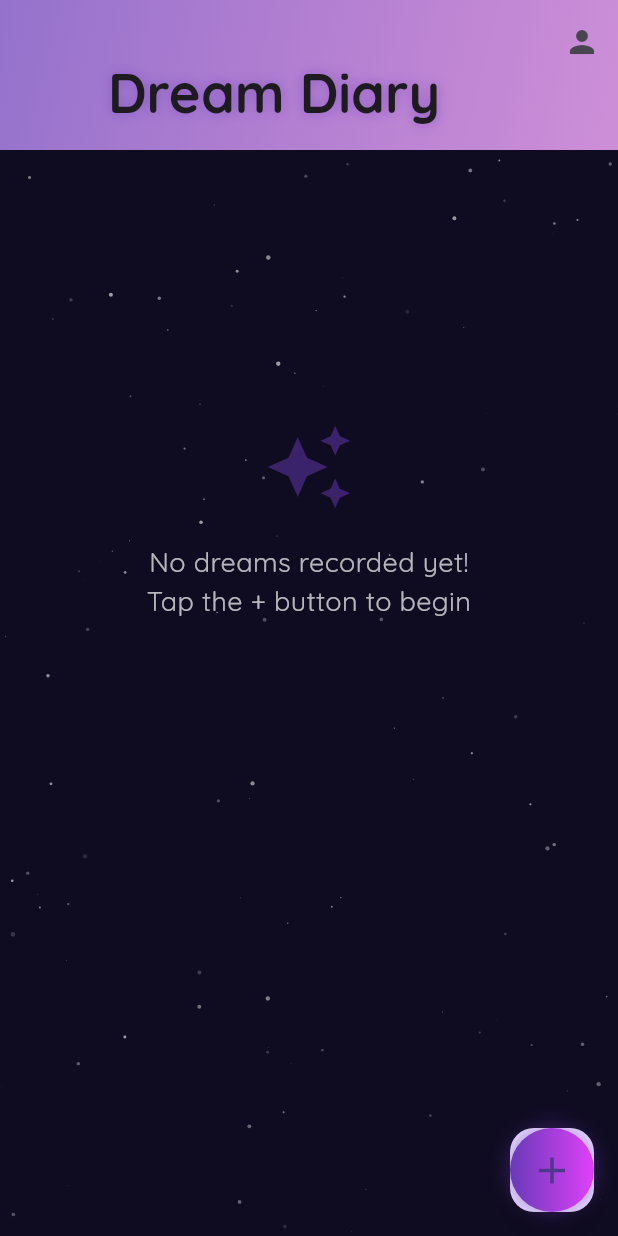
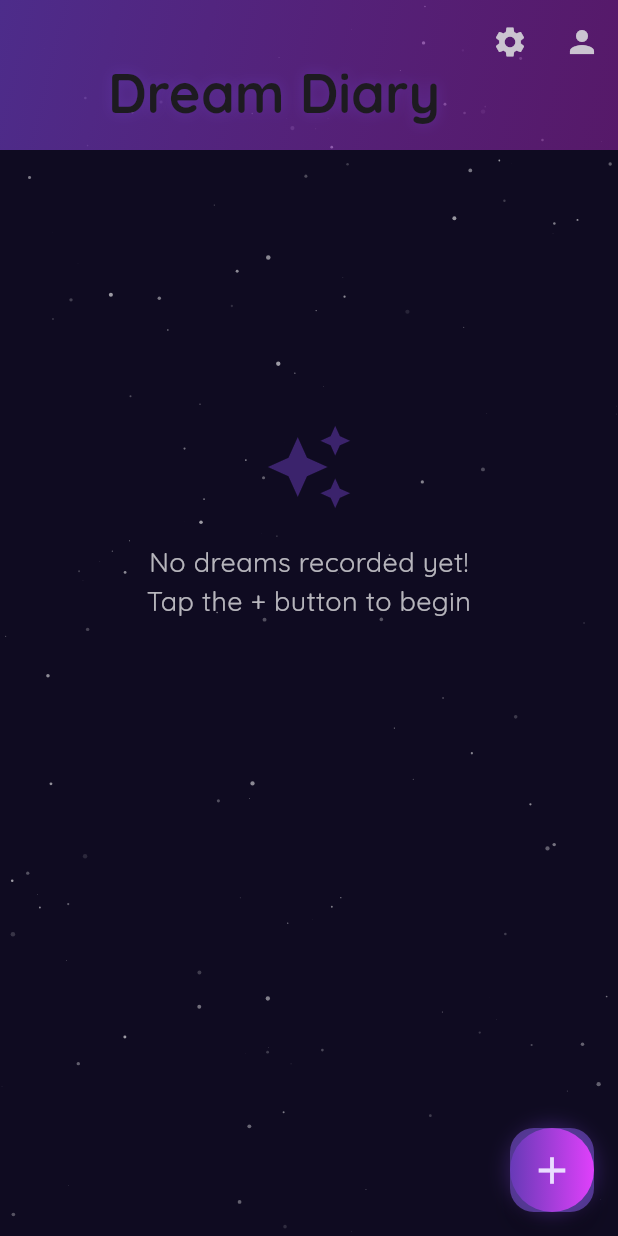
Before and after one commit to afqaffendi/romydiary, a Flutter app: the screen it shows after launch, on a phone screen of 412 x 824 dp. Run offline on Flutter 3.47's test engine with Material 3 defaults, Android fonts, the phone set to English and light mode, and no system bars; drawn by our look-alikes of liquid_pull_to_refresh; our stand-ins replace confetti, flutter_staggered_animations, google_fonts, image_picker, shared_preferences, shimmer and 1 more; accounts and stored records are empty.

Commit message:
add setting page

```diff
--- a/lib/homepage.dart
+++ b/lib/homepage.dart
@@ -554,6 +554,10 @@ class _HomePageState extends State<HomePage> with SingleTickerProviderStateMixin
                   pinned: true,
                   actions: [
                     IconButton(
+                      icon: const Icon(Icons.settings),
+                      onPressed: () => Navigator.pushNamed(context, '/settings'),
+                    ),
+                    IconButton(
                       icon: const Icon(Icons.person),
                       onPressed: () => Navigator.pushNamed(context, '/profile'),
                     ),
--- a/lib/main.dart
+++ b/lib/main.dart
@@ -1,43 +1,151 @@
+import 'dart:ui';
 import 'package:flutter/material.dart';
 import 'package:google_fonts/google_fonts.dart';
+import 'package:shared_preferences/shared_preferences.dart';
 import 'homepage.dart';
 import 'profile.dart';
+import 'settings.dart';
 
 void main() async {
   WidgetsFlutterBinding.ensureInitialized();
-  runApp(const DreamDiaryApp());
+
+  final prefs = await SharedPreferences.getInstance();
+  final darkMode = prefs.getBool('darkMode') ?? true;
+  final fontStyle = prefs.getString('fontStyle') ?? 'Quicksand';
+  final fontSize = prefs.getDouble('fontSize') ?? 16.0;
+
+  runApp(DreamDiaryApp(
+    initialDarkMode: darkMode,
+    initialFont: fontStyle,
+    initialFontSize: fontSize,
+  ));
 }
 
-class DreamDiaryApp extends StatelessWidget {
-  const DreamDiaryApp({Key? key}) : super(key: key);
+class DreamDiaryApp extends StatefulWidget {
+  final bool initialDarkMode;
+  final String initialFont;
+  final double initialFontSize;
+
+  const DreamDiaryApp({
+    Key? key,
+    required this.initialDarkMode,
+    required this.initialFont,
+    required this.initialFontSize,
+  }) : super(key: key);
+
+  @override
+  State<DreamDiaryApp> createState() => _DreamDiaryAppState();
+}
+
+class _DreamDiaryAppState extends State<DreamDiaryApp> {
+  late bool _darkMode;
+  late String _fontStyle;
+  late double _fontSize;
+
+  @override
+  void initState() {
+    super.initState();
+    _darkMode = widget.initialDarkMode;
+    _fontStyle = widget.initialFont;
+    _fontSize = widget.initialFontSize;
+  }
+
+  void _updateTheme(bool darkMode) async {
+    setState(() => _darkMode = darkMode);
+    final prefs = await SharedPreferences.getInstance();
+    await prefs.setBool('darkMode', darkMode);
+  }
+
+  void _updateFont(String font) async {
+    setState(() => _fontStyle = font);
+    final prefs = await SharedPreferences.getInstance();
+    await prefs.setString('fontStyle', font);
+  }
+
+  void _updateFontSize(double size) async {
+    setState(() => _fontSize = size);
+    final prefs = await SharedPreferences.getInstance();
+    await prefs.setDouble('fontSize', size);
+  }
+
+  TextTheme _buildTextTheme(TextTheme baseTheme) {
+    return GoogleFonts.getTextTheme(
+      _fontStyle,
+      baseTheme.copyWith(
+        bodyLarge: baseTheme.bodyLarge?.copyWith(fontSize: _fontSize),
+        bodyMedium: baseTheme.bodyMedium?.copyWith(fontSize: _fontSize),
+        titleLarge: baseTheme.titleLarge?.copyWith(fontSize: _fontSize + 4),
+        titleMedium: baseTheme.titleMedium?.copyWith(fontSize: _fontSize + 2),
+      ),
+    );
+  }
 
   @override
   Widget build(BuildContext context) {
     return MaterialApp(
       title: 'Dream Diary',
+      themeMode: _darkMode ? ThemeMode.dark : ThemeMode.light,
       theme: ThemeData(
         primarySwatch: Colors.deepPurple,
-        textTheme: GoogleFonts.quicksandTextTheme(
-          Theme.of(context).textTheme,
-        ),
-        appBarTheme: const AppBarTheme(
+        textTheme: _buildTextTheme(Theme.of(context).textTheme),
+        appBarTheme: AppBarTheme(
           centerTitle: true,
           elevation: 0,
+          titleTextStyle: GoogleFonts.getFont(
+            _fontStyle,
+            fontSize: _fontSize + 6,
+            fontWeight: FontWeight.bold,
+            color: Colors.black,
+          ),
+        ),
+        switchTheme: SwitchThemeData(
+          thumbColor: MaterialStateProperty.resolveWith<Color>(
+            (Set<MaterialState> states) => states.contains(MaterialState.selected)
+                ? Colors.deepPurple
+                : Colors.grey,
+          ),
+          trackColor: MaterialStateProperty.resolveWith<Color>(
+            (Set<MaterialState> states) => states.contains(MaterialState.selected)
+                ? Colors.deepPurple.withOpacity(0.5)
+                : Colors.grey.withOpacity(0.5),
+          ),
         ),
       ),
       darkTheme: ThemeData.dark().copyWith(
-        textTheme: GoogleFonts.quicksandTextTheme(
-          Theme.of(context).textTheme,
-        ),
+        textTheme: _buildTextTheme(Theme.of(context).textTheme),
         scaffoldBackgroundColor: const Color(0xFF0F0B21),
-        appBarTheme: const AppBarTheme(
+        appBarTheme: AppBarTheme(
           centerTitle: true,
           elevation: 0,
+          backgroundColor: Colors.transparent,
+          titleTextStyle: GoogleFonts.getFont(
+            _fontStyle,
+            fontSize: _fontSize + 6,
+            fontWeight: FontWeight.bold,
+            color: Colors.white,
+          ),
+        ),
+        switchTheme: SwitchThemeData(
+          thumbColor: MaterialStateProperty.resolveWith<Color>(
+            (Set<MaterialState> states) => states.contains(MaterialState.selected)
+                ? Colors.deepPurple
+                : Colors.grey,
+          ),
+          trackColor: MaterialStateProperty.resolveWith<Color>(
+            (Set<MaterialState> states) => states.contains(MaterialState.selected)
+                ? Colors.deepPurple.withOpacity(0.5)
+                : Colors.grey.withOpacity(0.5),
+          ),
         ),
       ),
       home: const HomePage(),
       routes: {
         '/profile': (context) => const ProfilePage(),
+        '/settings': (context) => SettingsPage(
+              onThemeChanged: _updateTheme,
+              onFontChanged: _updateFont,
+              onFontSizeChanged: _updateFontSize,
+            ),
       },
       debugShowCheckedModeBanner: false,
     );
--- a/lib/profile.dart
+++ b/lib/profile.dart
@@ -157,7 +157,7 @@ class _ProfilePageState extends State<ProfilePage> {
         child: CustomScrollView(
           slivers: [
             SliverAppBar(
-              expandedHeight: 200,
+              expandedHeight: 100,
               flexibleSpace: FlexibleSpaceBar(
                 title: Text(
                   'My Profile',
--- a/pubspec.yaml
+++ b/pubspec.yaml
@@ -20,7 +20,7 @@ dependencies:
   image_picker: ^0.8.7+3  # For profile pictures
   shared_preferences: ^2.2.0  # For local profile storage
   intl: ^0.18.1  # For date formatting
-
+  http: ^0.13.5
 
 dev_dependencies:
   flutter_test:
```
Also changed, not shown: lib/settings.dart (added, +282 -0 lines).
